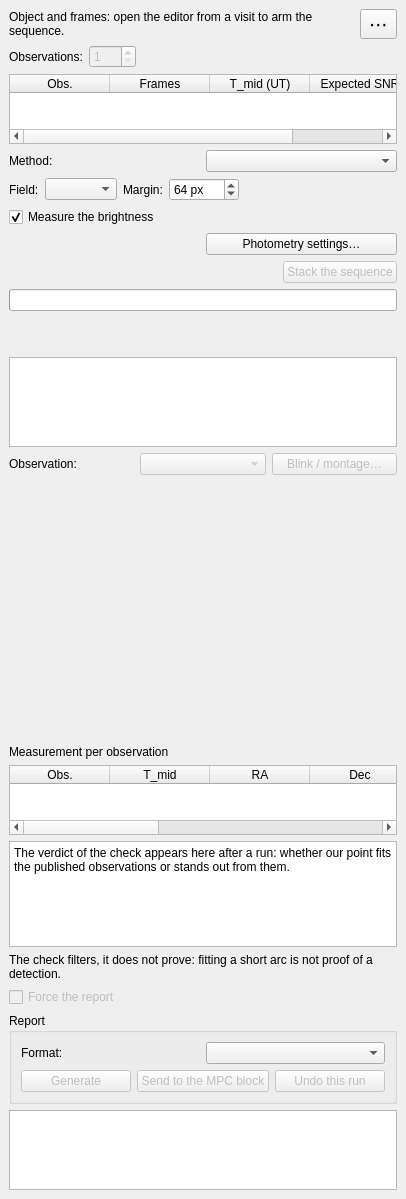
Qt form nightscribe/gui/ui/ufe_trackstack_tab.ui (irydeo/nightscribe) before a commit.
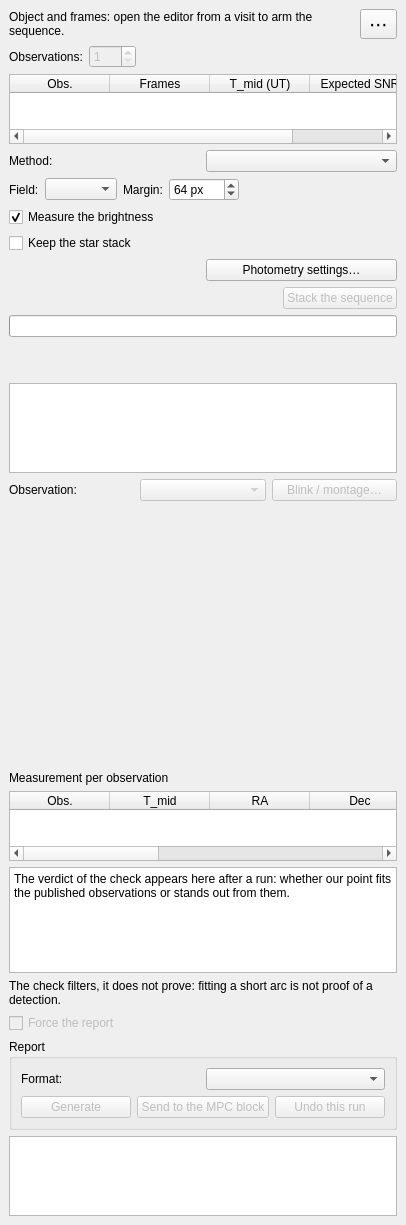
The same form after that commit.

Commit message: feat(astrometry): the star stack, kept on demand next to the object's stack

Diff of the .ui file:
```diff
--- a/nightscribe/gui/ui/ufe_trackstack_tab.ui
+++ b/nightscribe/gui/ui/ufe_trackstack_tab.ui
@@ -178,6 +178,24 @@
         </item>
        </layout>
       </item>
+      <item>
+       <layout class="QHBoxLayout" name="row_starstack">
+        <item>
+         <widget class="QCheckBox" name="chk_starstack">
+          <property name="text"><string>Keep the star stack</string></property>
+          <property name="toolTip">
+           <string>Saves a second stack of the same frames, aligned on the STARS, next to each observation's stack. It costs one more stacking pass and it is what the Photometry tab needs to measure the brightness by hand (there the object's stack has its stars as trails). The run measures with it too, so nothing is built twice</string>
+          </property>
+         </widget>
+        </item>
+        <item>
+         <spacer name="hsp_starstack">
+          <property name="orientation"><enum>Qt::Horizontal</enum></property>
+          <property name="sizeHint" stdset="0"><size><width>40</width><height>20</height></size></property>
+         </spacer>
+        </item>
+       </layout>
+      </item>
       <item>
        <layout class="QHBoxLayout" name="row_recipe">
         <item>
```
The commit also changes 7 other files.
